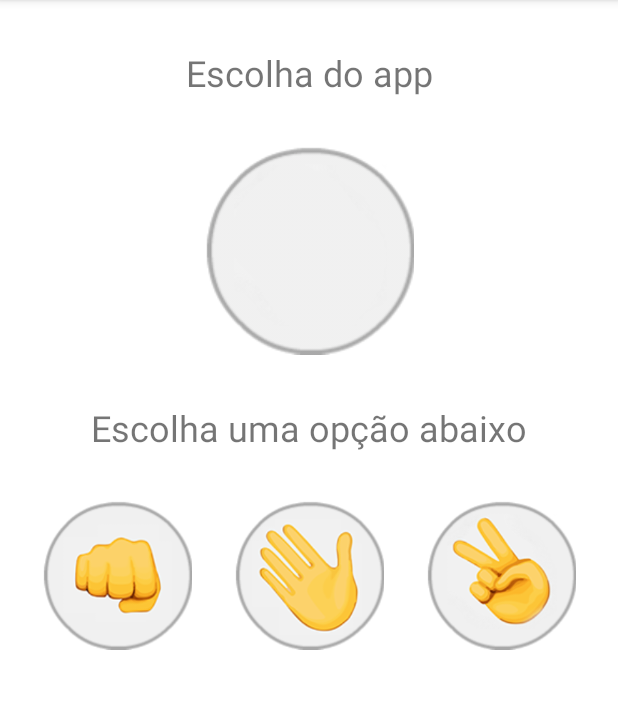
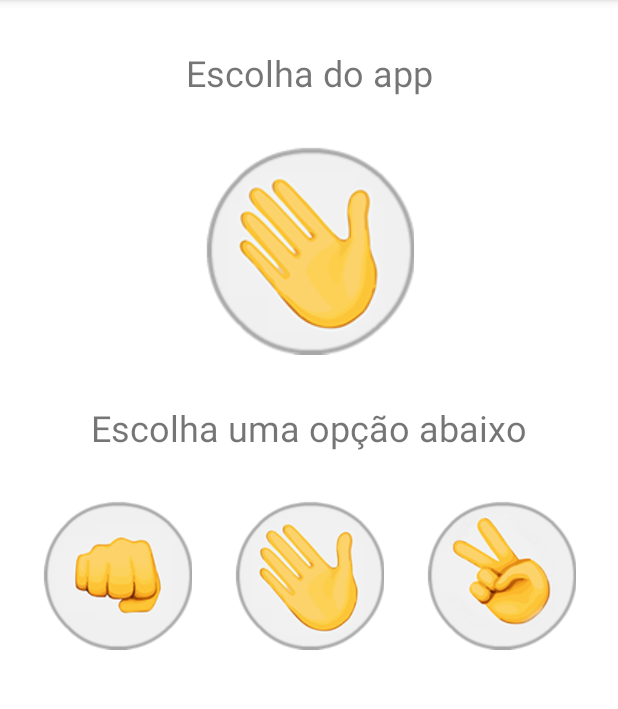
Before and after one commit to DevFullStack-Franklyn-R-Silva/App-3-Pedra-Papel-e-Tesoura-Android-Studio-Java, an Android app: the screen it shows after launch (MainActivity), after a tap on an icon or button, on a phone screen of 412 x 824 dp, the part 84-793 px from its top. Run offline under Robolectric (Android 15) with nearby library versions, the phone set to English and light mode, and no system bars; 1 other tap on this screen came first.

Commit message:
Gerar escolha aleatória

```diff
--- a/app/src/main/java/com/hadesfranklyn/pedrapapeltesoura/MainActivity.java
+++ b/app/src/main/java/com/hadesfranklyn/pedrapapeltesoura/MainActivity.java
@@ -2,8 +2,11 @@ package com.hadesfranklyn.pedrapapeltesoura;
 
 import android.os.Bundle;
 import android.view.View;
+import android.widget.ImageView;
 
 import androidx.appcompat.app.AppCompatActivity;
+
+import java.util.Random;
 
 public class MainActivity extends AppCompatActivity {
 
@@ -26,6 +29,28 @@ public class MainActivity extends AppCompatActivity {
     }
 
     public void opcaoSelecionada(String opcaoSelecionada) {
-        System.out.println("Item clicado: " + opcaoSelecionada);
+
+        ImageView imageResultado = findViewById(R.id.imageResultado);
+
+        int numero = new Random().nextInt(3);// 0 1 2
+
+        String[] opcoes = {"Pedra", "Papel", "Tesoura"};
+        String opcaoApp = opcoes[numero];
+
+        switch (opcaoApp){
+            case "Pedra":
+                imageResultado.setImageResource(R.drawable.pedra);
+                break;
+            case "Papel":
+                imageResultado.setImageResource(R.drawable.papel);
+                break;
+            case "Tesoura":
+                imageResultado.setImageResource(R.drawable.tesoura);
+                break;
+        }
+
+
+        System.out.println("Item clicado: " + opcaoApp);
+
     }
 }
--- a/app/src/main/res/layout/activity_main.xml
+++ b/app/src/main/res/layout/activity_main.xml
@@ -18,7 +18,7 @@
         app:layout_constraintTop_toTopOf="parent" />
 
     <ImageView
-        android:id="@+id/imageView5"
+        android:id="@+id/imageResultado"
         android:layout_width="140dp"
         android:layout_height="140dp"
         android:layout_marginTop="32dp"
@@ -36,10 +36,10 @@
         android:textSize="24sp"
         app:layout_constraintEnd_toEndOf="parent"
         app:layout_constraintStart_toStartOf="parent"
-        app:layout_constraintTop_toBottomOf="@+id/imageView5" />
+        app:layout_constraintTop_toBottomOf="@+id/imageResultado" />
 
     <ImageView
-        android:id="@+id/imageView6"
+        android:id="@+id/imagePedra"
         android:layout_width="100dp"
         android:layout_height="100dp"
         android:layout_marginTop="32dp"
@@ -58,7 +58,7 @@
         android:onClick="selecionadoPapel"
         app:layout_constraintEnd_toStartOf="@+id/imageView8"
         app:layout_constraintHorizontal_bias="0.5"
-        app:layout_constraintStart_toEndOf="@+id/imageView6"
+        app:layout_constraintStart_toEndOf="@+id/imagePedra"
         app:layout_constraintTop_toBottomOf="@+id/textView3"
         app:srcCompat="@drawable/papel" />
 
```
